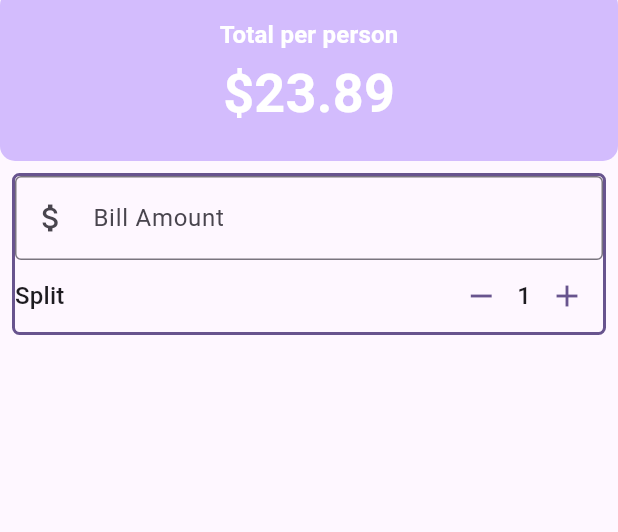
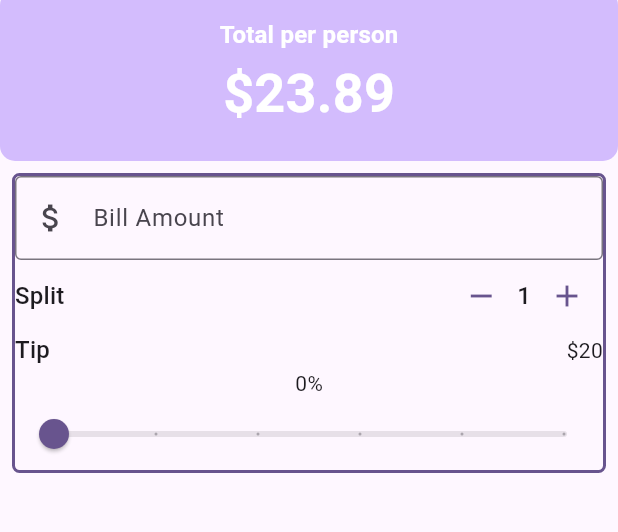
Before and after one commit to L-nsamba/getting-started-with-flutter-and-dart, a Flutter app: the screen it shows after launch, on a phone screen of 412 x 824 dp, the part 94-626 px from its top. Run offline on Flutter 3.47's test engine with Material 3 defaults, Android fonts, the phone set to English and light mode, and no system bars.

Commit message:
tip percentage slider

```diff
--- a/tip_calculator/lib/main.dart
+++ b/tip_calculator/lib/main.dart
@@ -44,6 +44,8 @@
 
 class _TipCalculatorState extends State<TipCalculator> {
   int _personCount = 1;
+
+  double _tipPercentage = 0.0;
 
   // Methods
   void increment() {
@@ -124,9 +126,34 @@
                         theme: theme,
                         personCount: _personCount,
                         onDecrement: decrement,
-                        onIncrement: increment
+                        onIncrement: increment,
                       ),
                     ],
+                  ),
+                  // Tip Section
+                  Row(
+                    mainAxisAlignment: MainAxisAlignment.spaceBetween,
+                    children: [
+                      Text('Tip', style: theme.textTheme.titleMedium),
+                      Text("\$20"),
+                    ],
+                  ),
+
+                  // Slider Text
+                  Text("${(_tipPercentage * 100).round()}%"),
+
+                  // Tip Slider
+                  Slider(
+                    value: _tipPercentage,
+                    onChanged: (value) {
+                      setState(() {
+                        _tipPercentage = value;
+                      });
+                    },
+                    min: 0,
+                    max: 0.5,
+                    divisions: 5,
+                    label: '${(_tipPercentage * 100).round()}%',
                   ),
                 ],
               ),
```
